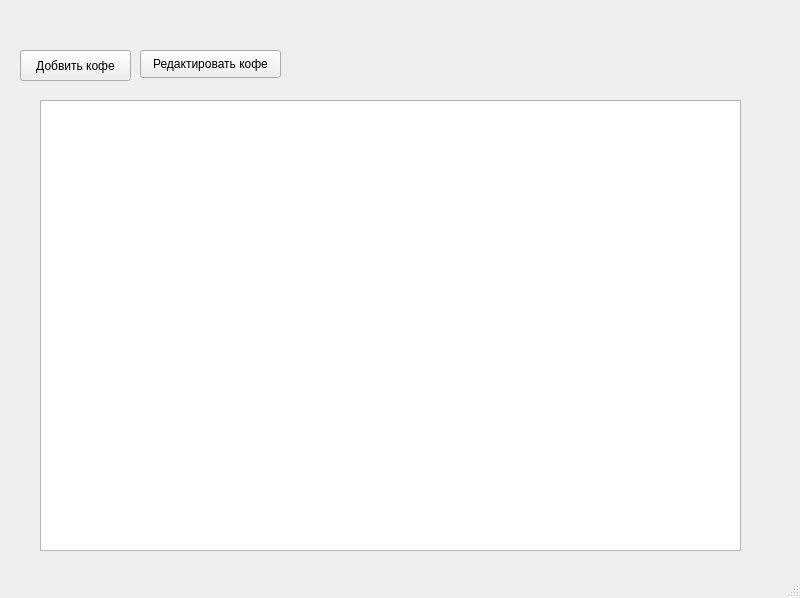
First picture: the form in main.ui, repository YalAndrey/coffi, before the edit.
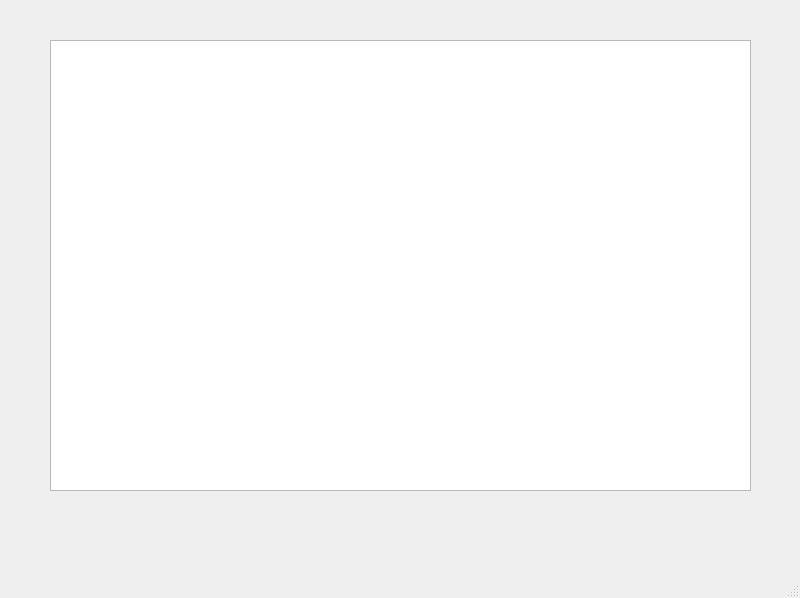
Second picture: the form after the edit.

```diff
--- a/main.ui
+++ b/main.ui
@@ -14,37 +14,11 @@
    <string>MainWindow</string>
   </property>
   <widget class="QWidget" name="centralwidget">
-   <widget class="QPushButton" name="pushButton">
-    <property name="geometry">
-     <rect>
-      <x>20</x>
-      <y>50</y>
-      <width>111</width>
-      <height>31</height>
-     </rect>
-    </property>
-    <property name="text">
-     <string>Добвить кофе</string>
-    </property>
-   </widget>
-   <widget class="QPushButton" name="pushButton_3">
-    <property name="geometry">
-     <rect>
-      <x>140</x>
-      <y>50</y>
-      <width>141</width>
-      <height>28</height>
-     </rect>
-    </property>
-    <property name="text">
-     <string>Редактировать кофе</string>
-    </property>
-   </widget>
    <widget class="QTableWidget" name="tableWidget">
     <property name="geometry">
      <rect>
-      <x>40</x>
-      <y>100</y>
+      <x>50</x>
+      <y>40</y>
       <width>701</width>
       <height>451</height>
      </rect>
```
Left out of the diff: 13 changed lines with no effect on the pictures.
